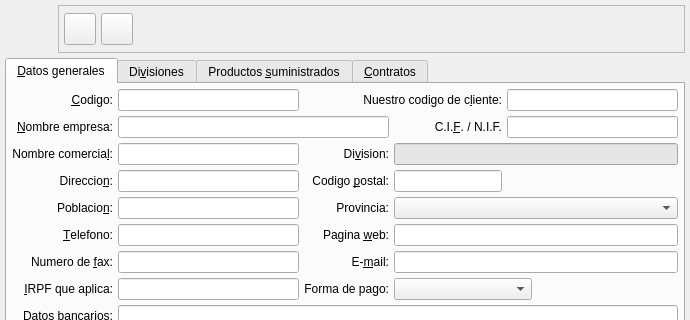
First picture: the form in bulmages/bulmafact/plugins/pluginbf_proveedor/proveditbase.ui, repository eboladev/Bulmages-1, before the edit; both pictures show x 0 to 690 and y 0 to 320 of the 690 by 606 pixel window.
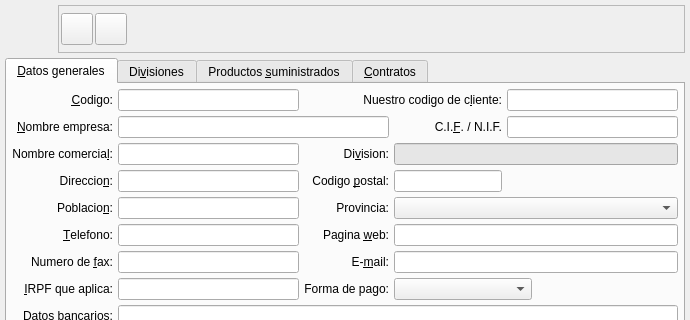
Second picture: the form after the edit. Icons and pictures are not drawn. Custom widgets are drawn as their Qt base class.

Commit message: Modifico el plugin de templates a ODS para que aparte de ser activo con el boton derecho del menu tambien muestre un QToolButton que contiene el menu de todos los informes de esa ficha en la barra correspondiente. NOTA: El menu contextual se refresca con cada pulsacion por lo que los informes nuevos se veran automaticamente en el contextual pero para que aparezcan en el menu del boton de informes habra que rearrancar el programa. Modifico las fichas de articulos, clientes y proveedores para que acepten botones puestos por plugins (Hasta ahora ningun plugin ponia botones en dichas fichas)

Patch:
```diff
--- a/bulmages/bulmafact/plugins/pluginbf_proveedor/proveditbase.ui
+++ b/bulmages/bulmafact/plugins/pluginbf_proveedor/proveditbase.ui
@@ -1376,13 +1376,7 @@
        <property name="frameShadow">
         <enum>QFrame::Raised</enum>
        </property>
-       <layout class="QHBoxLayout">
-        <property name="spacing">
-         <number>5</number>
-        </property>
-        <property name="margin">
-         <number>5</number>
-        </property>
+       <layout class="QHBoxLayout" name="horizontalLayout">
         <item>
          <widget class="QToolButton" name="mui_guardar">
           <property name="enabled">
```
Left out of the diff: 5 changed lines with no effect on the pictures. The commit also changes 7 other files.
